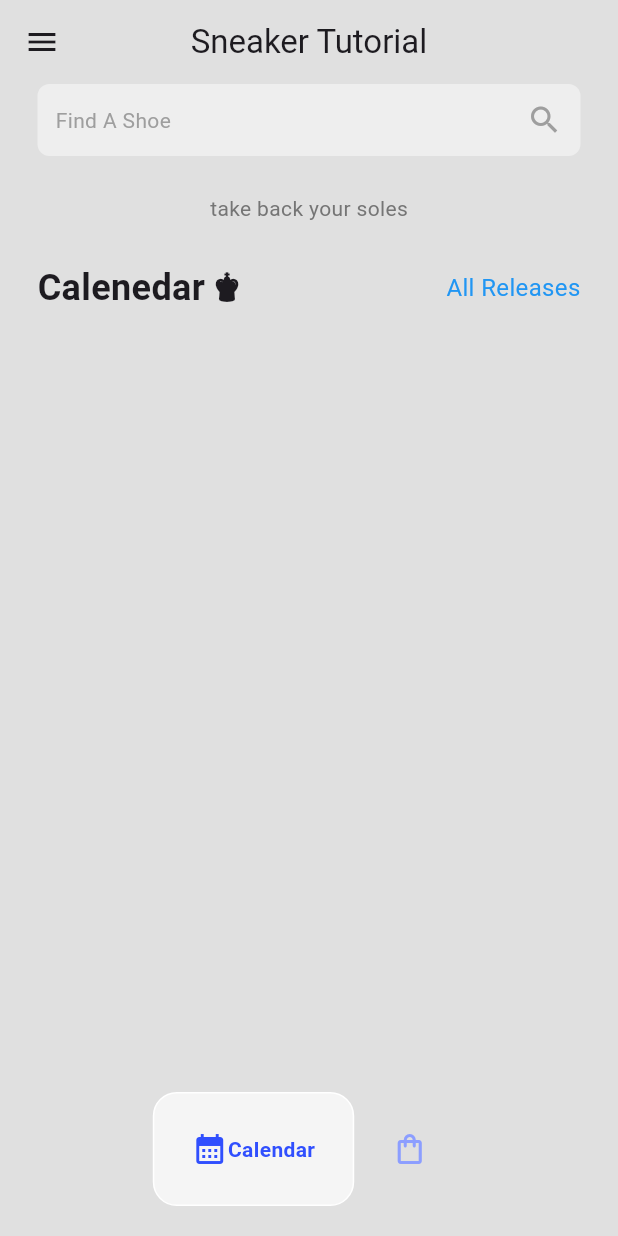
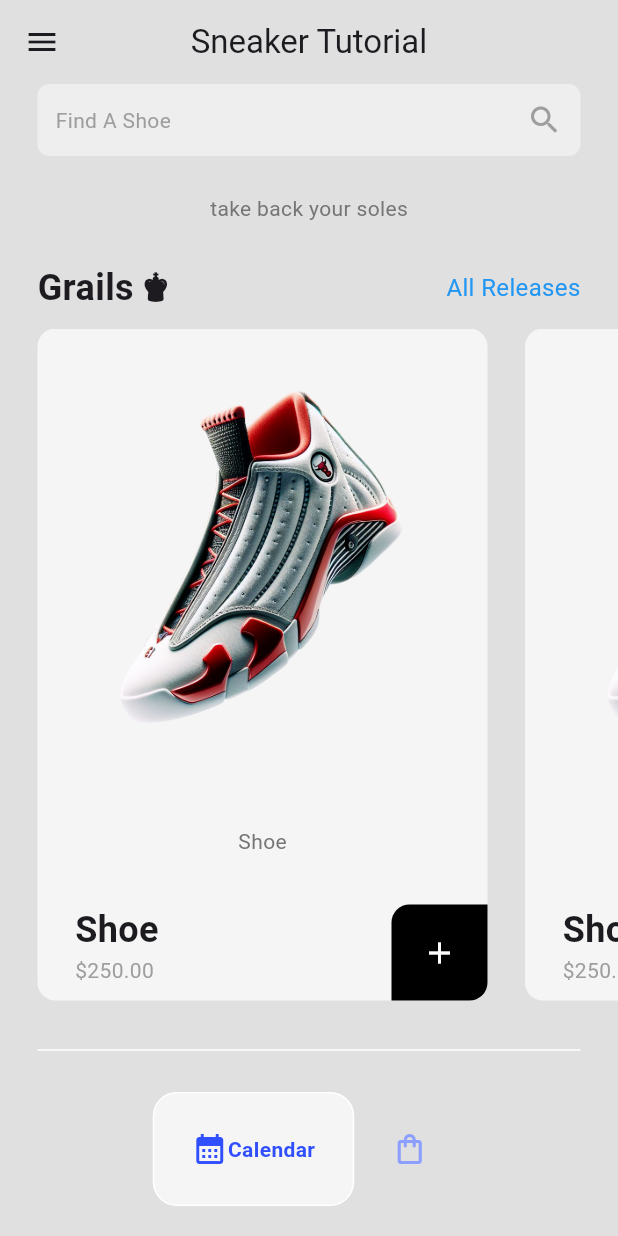
Before and after one commit to CEODemitri/sneakertutorial, a Flutter app: the screen it shows after launch, after a tap on "All Releases", on a phone screen of 412 x 824 dp. Run offline on Flutter 3.47's test engine with Material 3 defaults, Android fonts, the light colour scheme and no system bars; drawn by our look-alikes of google_nav_bar; our stand-ins replace page_transition.

Commit message:
shoe page complete for now. start on cart page.

```diff
--- /dev/null
+++ b/lib/components/shoe_tile.dart
@@ -0,0 +1,51 @@
+import 'package:flutter/material.dart';
+import 'package:sneakertutorial/models/shoe.dart';
+
+class ShoeTile extends StatelessWidget {
+  Shoe shoe;
+  ShoeTile({super.key, required this.shoe});
+
+  @override
+  Widget build(BuildContext context) {
+    return Container(
+      margin: const EdgeInsets.only(left: 25),
+      width: 300,
+      decoration: BoxDecoration(
+        color: Colors.grey[100],
+        borderRadius: BorderRadius.circular(12),
+      ),
+      child: Column(
+        mainAxisAlignment: MainAxisAlignment.spaceBetween,
+        children: [
+          Image.asset(shoe.imagePath),
+          Text(shoe.description, style: TextStyle(color: Colors.grey[600]),),
+          Padding(
+            padding: const EdgeInsets.only(left: 25.0),
+            child: Row(
+              mainAxisAlignment: MainAxisAlignment.spaceBetween,
+              crossAxisAlignment: CrossAxisAlignment.start,
+              children: [
+              Column(
+                crossAxisAlignment: CrossAxisAlignment.start,
+                children: [
+                  Text(shoe.name, style: const TextStyle(fontWeight: FontWeight
+                      .bold, fontSize: 24),),
+                  Text('\$' + shoe.price, style: TextStyle(color: Colors
+                      .grey),),
+                ],
+              ),
+              Container(
+                  padding: EdgeInsets.all(20),
+                  decoration: BoxDecoration(color: Colors.black,
+                      borderRadius: BorderRadius.only(
+                        topLeft: Radius.circular(12),
+                        bottomRight: Radius.circular(12)
+                      )),
+                  child: Icon(Icons.add, color: Colors.white,))
+            ],),
+          )
+        ],
+      ),
+    );
+  }
+}
--- /dev/null
+++ b/lib/models/shoe.dart
@@ -0,0 +1,12 @@
+class Shoe {
+  final String name;
+  final String description;
+  final String price;
+  final String imagePath;
+
+  Shoe(
+      {required this.name,
+      required this.description,
+      required this.price,
+      required this.imagePath});
+}
--- a/lib/pages/intro_page.dart
+++ b/lib/pages/intro_page.dart
@@ -1,4 +1,5 @@
 import 'package:flutter/material.dart';
+import 'package:page_transition/page_transition.dart';
 import 'package:sneakertutorial/pages/home_page.dart';
 
 class IntroPage extends StatelessWidget {
@@ -50,14 +51,15 @@ class IntroPage extends StatelessWidget {
               GestureDetector(
                 onTap: () => Navigator.push(
                   context,
-                  MaterialPageRoute(
-                    builder: (context) => HomePage(),
+                  PageTransition(
+                    type: PageTransitionType.leftToRightWithFade,
+                    child: HomePage(),
                   ),
                 ),
                 child: Container(
                   decoration: BoxDecoration(
                     borderRadius: BorderRadius.circular(10),
-                    color: Colors.indigo[600],
+                    color: const Color.fromARGB(255, 8, 12, 38),
                   ),
                   padding: EdgeInsets.all(25),
                   child: const Center(
--- a/lib/pages/shop_page.dart
+++ b/lib/pages/shop_page.dart
@@ -1,4 +1,7 @@
 import 'package:flutter/material.dart';
+import 'package:flutter/rendering.dart';
+import 'package:sneakertutorial/components/shoe_tile.dart';
+import 'package:sneakertutorial/models/shoe.dart';
 
 class ShopPage extends StatefulWidget {
   const ShopPage({super.key});
@@ -42,13 +45,13 @@ class _ShopPageState extends State<ShopPage> {
         ),
 
         //hot picks
-        Padding(
-          padding: const EdgeInsets.symmetric(horizontal: 25.0),
+        const Padding(
+          padding: EdgeInsets.symmetric(horizontal: 25.0),
           child: Row(
             mainAxisAlignment: MainAxisAlignment.spaceBetween,
-            children: const [
+            children: [
               Text(
-                'Calenedar ♚',
+                'Grails ♚',
                 style: TextStyle(fontWeight: FontWeight.bold, fontSize: 24),
               ),
               Text(
@@ -58,6 +61,30 @@ class _ShopPageState extends State<ShopPage> {
             ],
           ),
         ),
+
+        const SizedBox(height: 10),
+
+        Expanded(child: ListView.builder(
+            itemCount: 4,
+            scrollDirection: Axis.horizontal,
+            itemBuilder: (context, index) {
+          Shoe shoe = Shoe(
+              name: 'Shoe',
+              description: 'Shoe',
+              price: '250.00',
+              imagePath: 'lib/images/ragingbull14.png');
+          return ShoeTile(
+            shoe: shoe,
+            // onTap: () {
+            //   // Navigate to detail page
+            // },
+          );
+        })),
+
+        Padding(
+          padding: const EdgeInsets.only(top: 25.0, left: 25.0, right: 25.0),
+          child: Divider(color: Colors.white,),
+        )
       ],
     );
   }
--- a/pubspec.yaml
+++ b/pubspec.yaml
@@ -12,6 +12,7 @@ dependencies:
 
   cupertino_icons: ^1.0.0
   google_nav_bar: ^5.0.6
+  page_transition: "^2.1.0"
 
 dev_dependencies:
   flutter_test:
```
Also changed, not shown: pubspec.lock, 1 other file.
